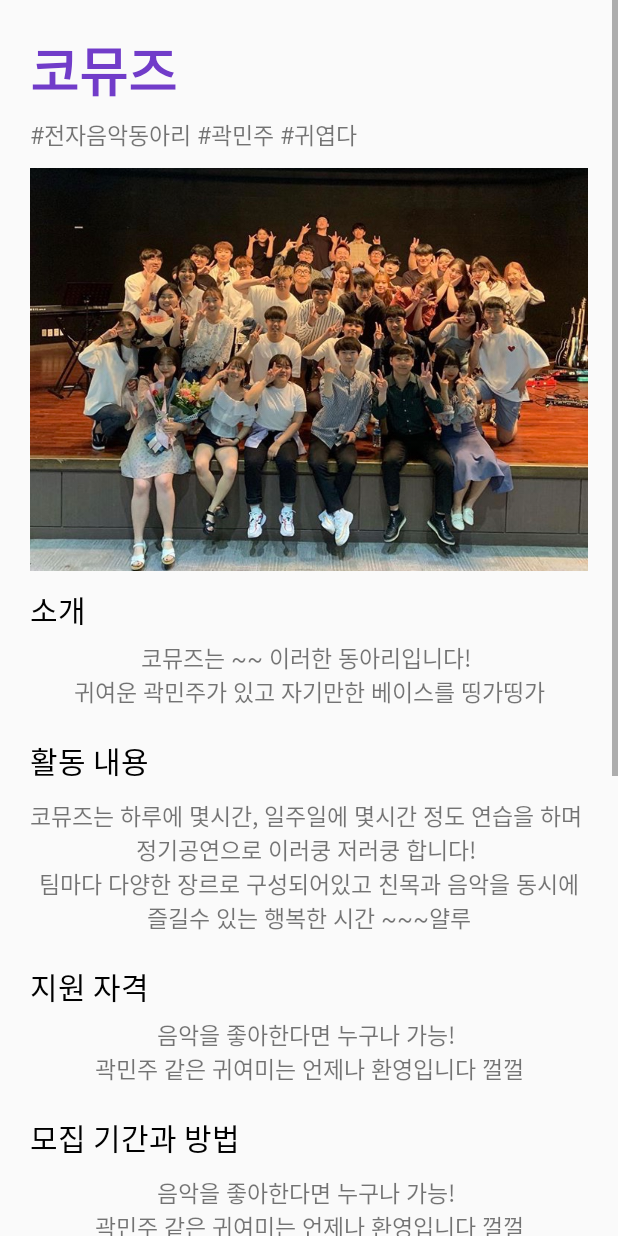
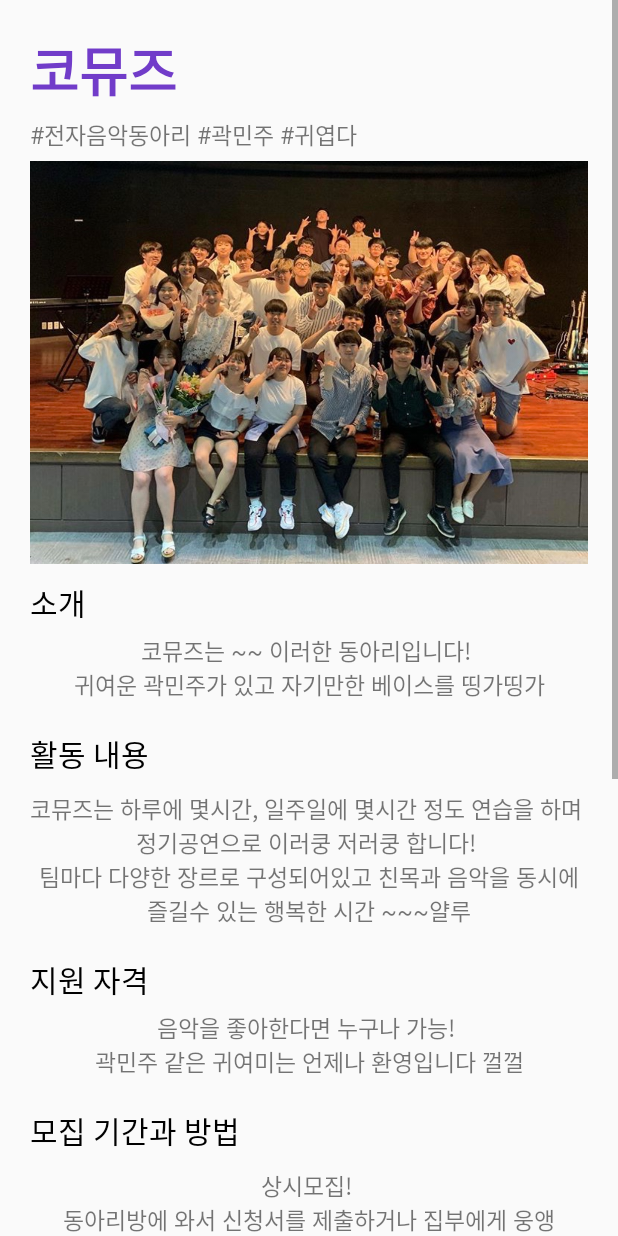
Before and after one commit to hjp0503/Application, an Android app: the comuseActivity screen opened directly, with no data from a screen before it, on a phone screen of 412 x 824 dp. Run offline under Robolectric (Android 15) with nearby library versions, the phone set to English and light mode, and no system bars.

Commit message:
20200221
연구실에서 끝

```diff
--- a/app/src/main/res/layout/activity_comuse.xml
+++ b/app/src/main/res/layout/activity_comuse.xml
@@ -31,7 +31,7 @@
             android:fontFamily="@font/hanarm"
             android:textSize="15dp"
             android:text="#전자음악동아리 #곽민주 #귀엽다"
-            android:paddingBottom="10dp"/>
+            android:paddingBottom="5dp"/>
 
         <ImageView
             android:id="@+id/imageView"
@@ -151,7 +151,7 @@
                 android:layout_height="wrap_content"
                 android:fontFamily="@font/hanarm"
                 android:gravity="center"
-                android:text="음악을 좋아한다면 누구나 가능! \n곽민주 같은 귀여미는 언제나 환영입니다 껄껄"
+                android:text="상시모집! \n동아리방에 와서 신청서를 제출하거나 집부에게 웅앵"
                 android:textSize="15sp" />
 
         </LinearLayout>
--- a/app/src/main/res/values/styles.xml
+++ b/app/src/main/res/values/styles.xml
@@ -9,6 +9,6 @@
     </style>
 
     <style name="SplashTheme" parent="Theme.AppCompat.NoActionBar">
-        <item name="android:windowBackground">@drawable/splash_background</item>
+        <item name="android:windowBackground">@drawable/photo</item>
     </style>
 </resources>
```
Also changed, not shown: app/src/main/java/com/example/myapplication/MainActivity.java (+0 -9 lines), app/src/main/res/layout/activity_main.xml (+0 -12 lines), app/src/main/res/drawable/photo.png.
